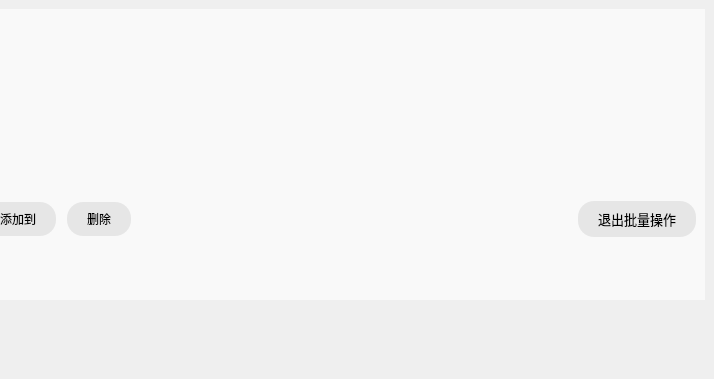
Above: mainwindow.ui from Yuanjie-Su/PandaMusic_v2 before the change; both pictures show x 336 to 1050 and y 0 to 379 of the 1050 by 680 pixel window. Below: the same form after it.
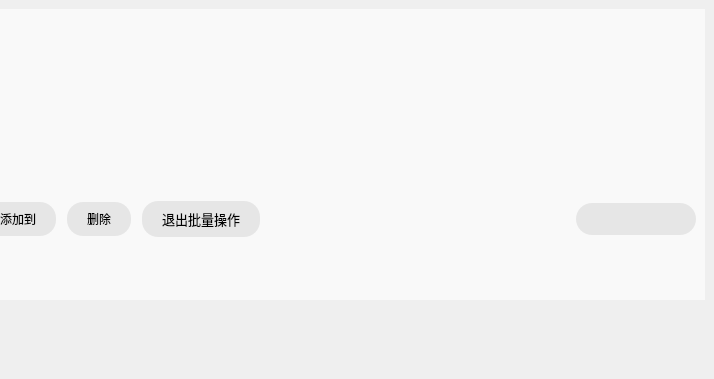
That is the form after the change. Icons and pictures are not drawn. Custom widgets are drawn as their Qt base class.

What changed in the file:
```diff
--- a/mainwindow.ui
+++ b/mainwindow.ui
@@ -382,19 +382,6 @@
               </property>
              </widget>
             </item>
-            <item>
-             <spacer name="horizontalSpacer_6">
-              <property name="orientation">
-               <enum>Qt::Horizontal</enum>
-              </property>
-              <property name="sizeHint" stdset="0">
-               <size>
-                <width>40</width>
-                <height>20</height>
-               </size>
-              </property>
-             </spacer>
-            </item>
             <item>
              <widget class="QPushButton" name="btnExitBatch">
               <property name="font">
@@ -424,6 +411,67 @@
               </property>
              </widget>
             </item>
+            <item>
+             <spacer name="horizontalSpacer_6">
+              <property name="orientation">
+               <enum>Qt::Horizontal</enum>
+              </property>
+              <property name="sizeHint" stdset="0">
+               <size>
+                <width>40</width>
+                <height>20</height>
+               </size>
+              </property>
+             </spacer>
+            </item>
+            <item>
+             <widget class="QLineEdit" name="lineEditSearch">
+              <property name="sizePolicy">
+               <sizepolicy hsizetype="Fixed" vsizetype="Fixed">
+                <horstretch>0</horstretch>
+                <verstretch>0</verstretch>
+               </sizepolicy>
+              </property>
+              <property name="minimumSize">
+               <size>
+                <width>120</width>
+                <height>0</height>
+               </size>
+              </property>
+              <property name="maximumSize">
+               <size>
+                <width>120</width>
+                <height>16777215</height>
+               </size>
+              </property>
+              <property name="styleSheet">
+               <string notr="true">QLineEdit#lineEditSearch {
+           background-color: rgb(230,230,230);
+border: none;
+border-radius:16px;
+ padding-top: 8px;
+padding-bottom:8px;
+padding-left: 10px;
+padding-right:20px;
+            }</string>
+              </property>
+              <property name="inputMask">
+               <string/>
+              </property>
+              <property name="frame">
+               <bool>false</bool>
+              </property>
+              <property name="placeholderText">
+               <string/>
+              </property>
+              <property name="cursorMoveStyle">
+               <enum>Qt::LogicalMoveStyle</enum>
+              </property>
+              <property name="clearButtonEnabled">
+               <bool>false</bool>
+              </property>
+             </widget>
+            </item>
            </layout>
           </item>
          </layout>
@@ -595,8 +643,8 @@
                </property>
                <property name="iconSize">
                 <size>
-                 <width>24</width>
-                 <height>24</height>
+                 <width>20</width>
+                 <height>20</height>
                 </size>
                </property>
               </widget>
@@ -627,8 +675,8 @@
                </property>
                <property name="iconSize">
                 <size>
-                 <width>24</width>
-                 <height>24</height>
+                 <width>20</width>
+                 <height>20</height>
                 </size>
                </property>
               </widget>
@@ -662,8 +710,8 @@
                </property>
                <property name="iconSize">
                 <size>
-                 <width>20</width>
-                 <height>20</height>
+                 <width>16</width>
+                 <height>16</height>
                 </size>
                </property>
               </widget>
```
